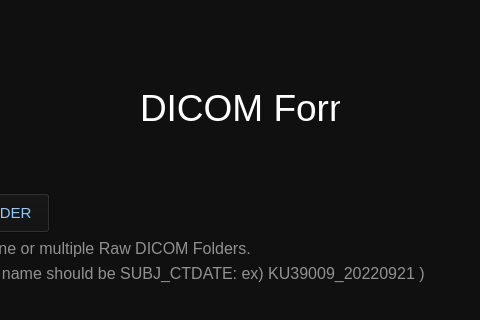
This is mainWindow.ui in hanagertrudekim/DICOM_Anonymizer as Qt 5 draws it before an edit; both pictures show x 306 to 786 and y 0 to 320 of the 1062 by 660 pixel window. The edited form follows.
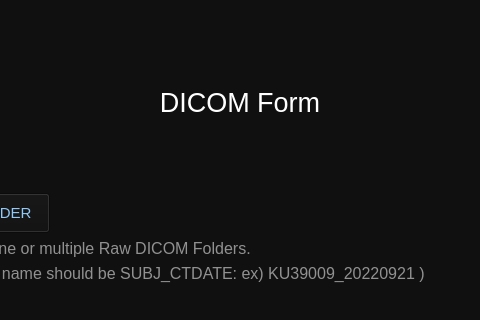
This is the edited form.

Patch:
```diff
--- a/mainWindow.ui
+++ b/mainWindow.ui
@@ -209,13 +209,13 @@
         </property>
         <property name="minimumSize">
          <size>
-          <width>200</width>
+          <width>220</width>
           <height>100</height>
          </size>
         </property>
         <property name="maximumSize">
          <size>
-          <width>200</width>
+          <width>16777215</width>
           <height>100</height>
          </size>
         </property>
@@ -228,11 +228,11 @@
          </font>
         </property>
         <property name="styleSheet">
-         <string notr="true">font-size: 28px;
-color: white;</string>
+         <string notr="true">color: white;
+font-size: 27px;</string>
         </property>
         <property name="text">
-         <string>&lt;html&gt;&lt;head/&gt;&lt;body&gt;&lt;p&gt;&lt;span style=&quot; font-size:28pt;&quot;&gt;DICOM Form&lt;/span&gt;&lt;/p&gt;&lt;/body&gt;&lt;/html&gt;</string>
+         <string>&lt;html&gt;&lt;head/&gt;&lt;body&gt;&lt;p&gt;DICOM Form&lt;/p&gt;&lt;/body&gt;&lt;/html&gt;</string>
         </property>
         <property name="alignment">
          <set>Qt::AlignHCenter|Qt::AlignTop</set>
```
